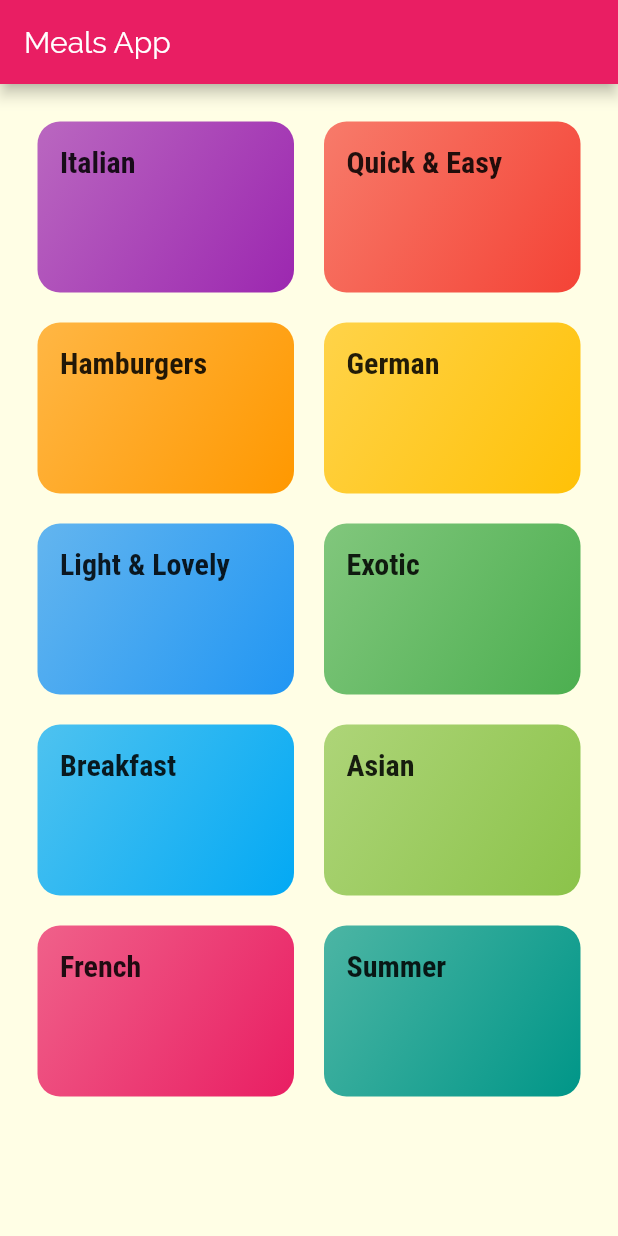
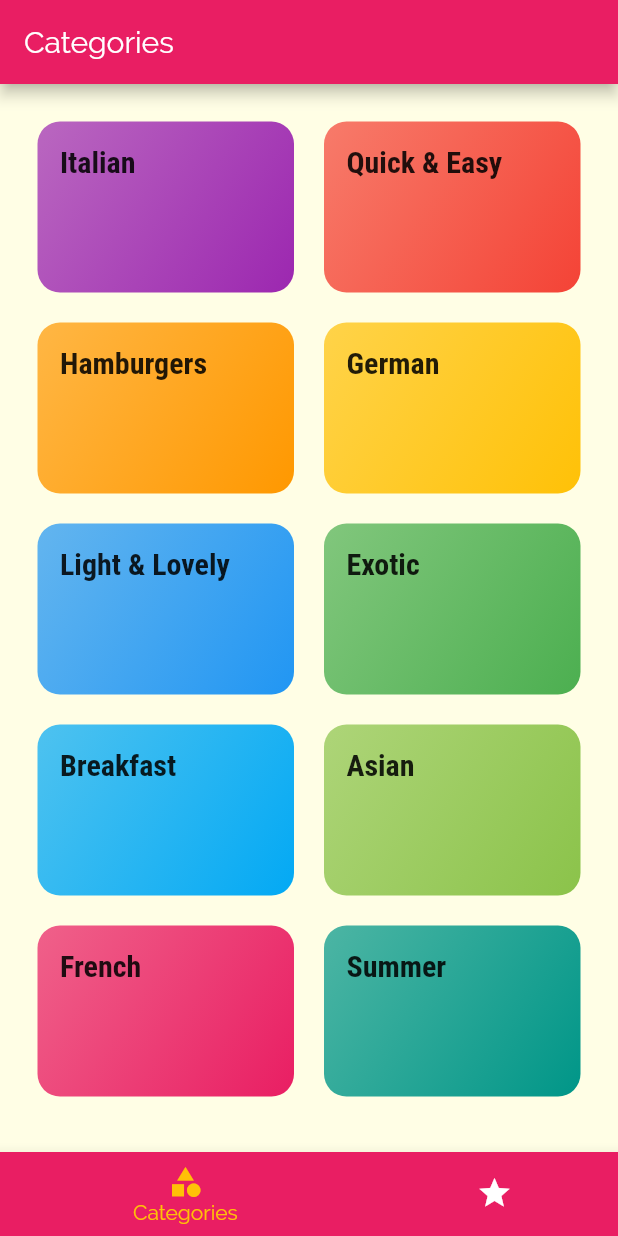
Before and after one commit to dev-saurav/meals_app, a Flutter app: the screen it shows after launch, on a phone screen of 412 x 824 dp. Run offline on Flutter 3.47's test engine with Material 2 defaults, Android fonts, the phone set to English and light mode, and no system bars.

Commit message:
added tabs

```diff
--- a/lib/main.dart
+++ b/lib/main.dart
@@ -1,6 +1,8 @@
 import 'package:flutter/material.dart';
 import 'package:meals_app/screens/Categories_screen.dart';
 import 'package:meals_app/screens/category_meals_screen.dart';
+import 'package:meals_app/screens/meal_detail_screen.dart';
+import 'package:meals_app/screens/tabs_screen.dart';
 
 void main() => runApp(MyApp());
 
@@ -29,8 +31,12 @@ class MyApp extends StatelessWidget {
       ),
       initialRoute: "/",
       routes: {
-        "/": (ctx) => CategoriesScreen(),
+        "/": (ctx) => TabScreen(),
         CategoryMealsScreen.routeName: (ctx) => CategoryMealsScreen(),
+        MealDetailScreen.routeName: (ctx) => MealDetailScreen(),
+      },
+      onUnknownRoute: (setting) {
+        return MaterialPageRoute(builder: (ctx) => CategoriesScreen());
       },
     );
   }
--- a/lib/screens/Categories_screen.dart
+++ b/lib/screens/Categories_screen.dart
@@ -7,9 +7,6 @@ class CategoriesScreen extends StatelessWidget {
   @override
   Widget build(BuildContext context) {
     return Scaffold(
-      appBar: AppBar(
-        title: const Text("Meals App"),
-      ),
       body: GridView(
         padding: const EdgeInsets.all(25),
         children: DUMMY_CATEGORIES.map((catData) {
--- a/lib/screens/category_meals_screen.dart
+++ b/lib/screens/category_meals_screen.dart
@@ -1,6 +1,5 @@
 import 'package:flutter/material.dart';
 import '../widgets/meal_item.dart';
-import "../models/Meal.dart";
 import '../dummy_data.dart';
 
 class CategoryMealsScreen extends StatelessWidget {
@@ -21,6 +20,7 @@ class CategoryMealsScreen extends StatelessWidget {
       body: ListView.builder(
         itemBuilder: (ctx, index) {
           return MealItem(
+            id: categoryMeals[index].id,
             title: categoryMeals[index].title,
             imageUrl: categoryMeals[index].imageUrl,
             duration: categoryMeals[index].duration,
--- /dev/null
+++ b/lib/screens/tabs_screen.dart
@@ -0,0 +1,51 @@
+import 'package:flutter/material.dart';
+import 'package:meals_app/screens/Categories_screen.dart';
+import 'package:meals_app/screens/favorites_screen.dart';
+
+class TabScreen extends StatefulWidget {
+  @override
+  _TabScreenState createState() => _TabScreenState();
+}
+
+class _TabScreenState extends State<TabScreen> {
+  List<Map<String, Object>> _pages = [
+    {'page': CategoriesScreen(), 'title': 'Categories'},
+    {'page': FavoritesScreen(), 'title': 'Favorites'}
+  ];
+
+  int _selectedPageIndex = 0;
+
+  void _selectPage(int index) {
+    setState(() {
+      _selectedPageIndex = index;
+    });
+  }
+
+  @override
+  Widget build(BuildContext context) {
+    return Scaffold(
+      appBar: AppBar(
+        title: Text(_pages[_selectedPageIndex]['title']),
+      ),
+      body: _pages[_selectedPageIndex]['page'],
+      bottomNavigationBar: BottomNavigationBar(
+        onTap: _selectPage,
+        backgroundColor: Theme.of(context).primaryColor,
+        unselectedItemColor: Colors.white,
+        selectedItemColor: Theme.of(context).accentColor,
+        currentIndex: _selectedPageIndex,
+        type: BottomNavigationBarType.shifting,
+        items: [
+          BottomNavigationBarItem(
+              backgroundColor: Theme.of(context).primaryColor,
+              icon: Icon(Icons.category),
+              title: Text('Categories')),
+          BottomNavigationBarItem(
+              backgroundColor: Theme.of(context).primaryColor,
+              icon: Icon(Icons.star),
+              title: Text('Favorites'))
+        ],
+      ),
+    );
+  }
+}
```
Also changed, not shown: lib/screens/favorites_screen.dart (added, +10 -0 lines), lib/screens/meal_detail_screen.dart (+87 -0 lines), lib/widgets/meal_item.dart (+11 -2 lines).
